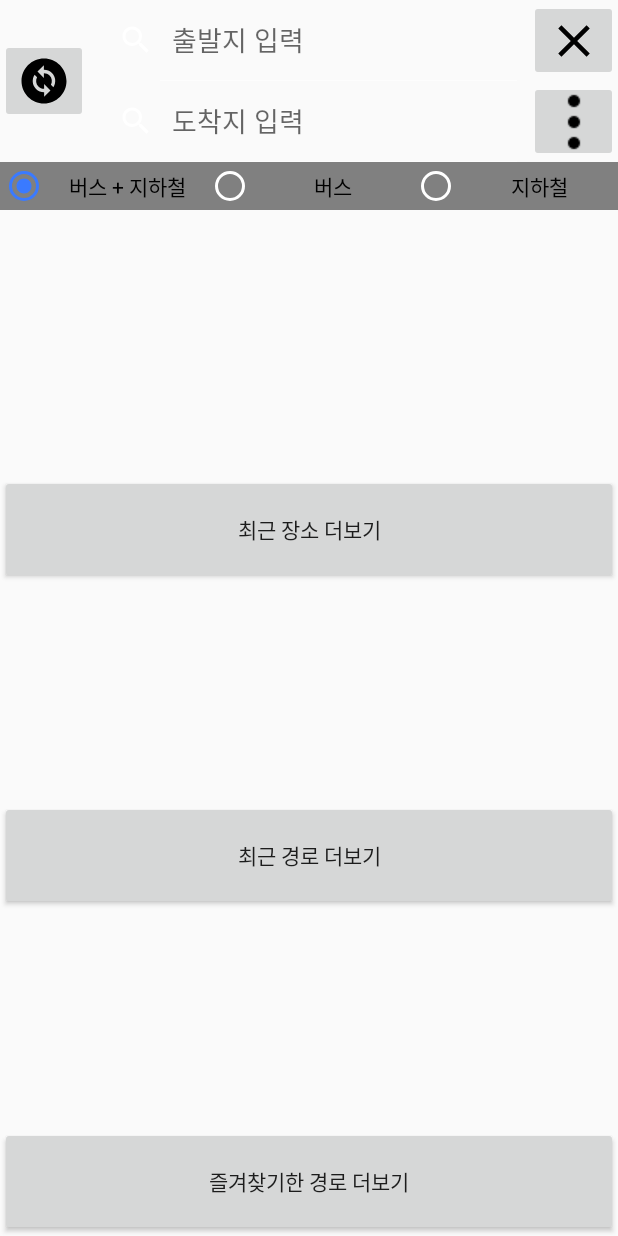
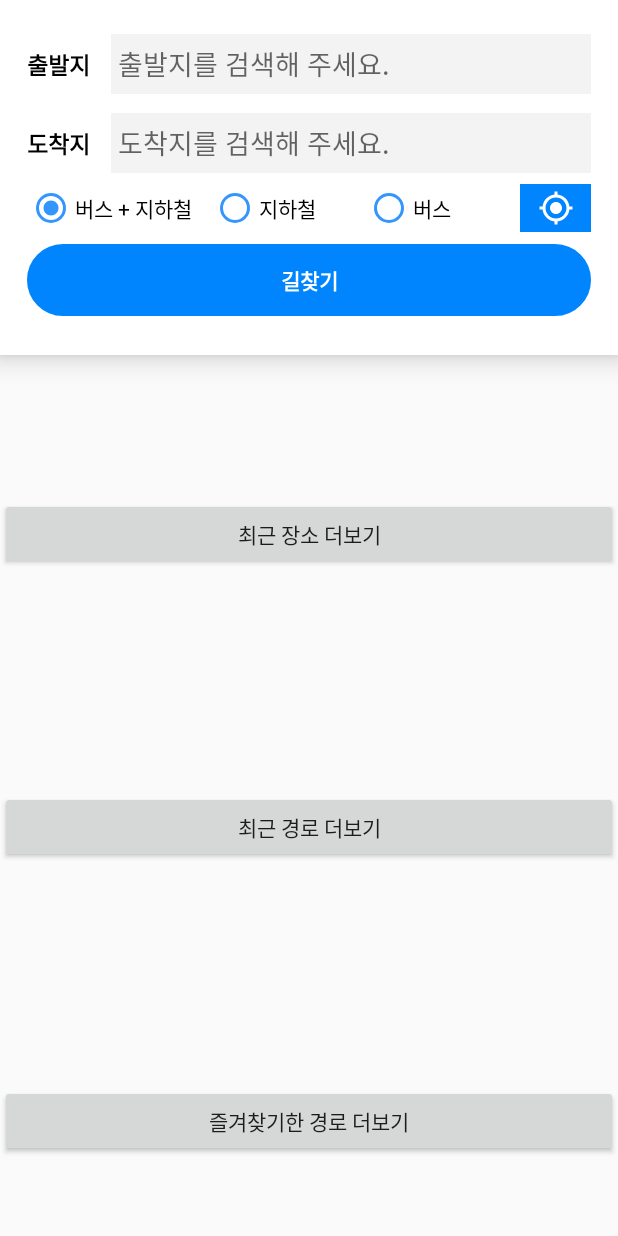
Before and after one commit to l2yujw/USWteam, an Android app: the screen it shows after launch (FindRoadActivity before the commit, FindRoad after it), after a tap on "길찾기", on a phone screen of 412 x 824 dp. Run offline under Robolectric (Android 15) with nearby library versions, the phone set to English and light mode, and no system bars; libraries missing offline, so code that uses them is left out: net.daum.mf; 3 statements that could not run were skipped.

Commit message:
8. layout 수정

```diff
--- a/app/src/main/AndroidManifest.xml
+++ b/app/src/main/AndroidManifest.xml
@@ -25,18 +25,17 @@
             android:exported="true">
             <intent-filter>
                 <action android:name="android.intent.action.MAIN" />
-
                 <category android:name="android.intent.category.LAUNCHER" />
             </intent-filter>
         </activity>
-        <activity android:name=".FindRoadActivity"/>
+        <activity android:name=".FindRoad"/>
         <activity android:name=".RecentAreaActivity"/>
         <activity android:name=".RecentRouteActivity"/>
         <activity android:name=".RecentBookmarkActivity"/>
         <activity android:name=".BookmarkActivity"/>
         <activity android:name=".SettingActivity"/>
         <activity android:name=".SubwayMapActivity"/>
-        <meta-data android:name="com.kakao.sdk.AppKey" android:value="네이티브 앱키"/>
+        <meta-data android:name="com.kakao.sdk.AppKey" android:value="ba736be77629e672fce65d7bb072ed17"/>
     </application>
 
 </manifest>
--- /dev/null
+++ b/app/src/main/java/com/akj/helpyou/FindRoad.java
@@ -0,0 +1,92 @@
+package com.akj.helpyou;
+
+import android.app.Activity;
+import android.content.Intent;
+import android.os.Bundle;
+import android.view.View;
+import android.widget.Button;
+import android.widget.EditText;
+
+import androidx.recyclerview.widget.RecyclerView;
+
+public class FindRoad extends Activity {
+
+
+
+    private Button btnrecent1;
+    private Button btnrecent2;
+    private Button btnrecent3;
+    private Button btnfindroad;
+
+
+    @Override
+    protected void onCreate(Bundle savedInstanceState) {
+        super.onCreate(savedInstanceState);
+        setContentView(R.layout.activity_main_to_findroad);
+
+        EditText startText = (EditText) findViewById(R.id.addressSearchEditText1);
+        EditText endText = (EditText) findViewById(R.id.addressSearchEditText2);
+
+        startText.setOnClickListener( //출발지 EditText버튼 클릭시
+                new View.OnClickListener() {
+                    @Override
+                    public void onClick(View view) {
+                        Intent intent = new Intent(getApplicationContext(), SearchActivity1.class);
+                        startActivity(intent);
+//                        startActivityForResult(intent, 100);
+                    }
+                }
+        );
+        endText.setOnClickListener( //도착지 EditText버튼 클릭시
+                new View.OnClickListener() {
+                    @Override
+                    public void onClick(View view) {
+                        Intent intent = new Intent(getApplicationContext(), SearchActivity2.class);
+                        startActivity(intent);
+//                        startActivityForResult(intent, 101);
+                    }
+                }
+        );
+
+        btnrecent1 = (Button) findViewById(R.id.recent_area);
+        btnrecent2 = (Button) findViewById(R.id.recent_route);
+        btnrecent3 = (Button) findViewById(R.id.recent_bookmark);
+
+        btnrecent1.setOnClickListener(new View.OnClickListener() {
+            @Override
+            public void onClick(View view) {
+                Intent intent = new Intent(getApplicationContext(), RecentAreaActivity.class);
+
+                startActivity(intent);
+            }
+        });
+        btnrecent2.setOnClickListener(new View.OnClickListener() {
+            @Override
+            public void onClick(View view) {
+                Intent intent = new Intent(getApplicationContext(), RecentRouteActivity.class);
+
+                startActivity(intent);
+            }
+        });
+        btnrecent3.setOnClickListener(new View.OnClickListener() {
+            @Override
+            public void onClick(View view) {
+                Intent intent = new Intent(getApplicationContext(), RecentBookmarkActivity.class);
+
+                startActivity(intent);
+            }
+        });
+
+
+        // 길찾기 버튼을 누르면 경로를 탐색한다. -> 경로를 알려주는 layout + 대중교통 알림 layout추가
+        btnfindroad = (Button) findViewById(R.id.findRoad);
+        btnfindroad.setOnClickListener(new View.OnClickListener() {
+            @Override
+            public void onClick(View view) {
+
+            }
+        });
+
+
+    }
+}
--- a/app/src/main/java/com/akj/helpyou/FindRoadActivity.java
+++ /dev/null
@@ -1,51 +0,0 @@
-package com.akj.helpyou;
-
-import android.app.Activity;
-import android.content.Intent;
-import android.os.Bundle;
-import android.view.View;
-import android.widget.Button;
-
-public class FindRoadActivity extends Activity {
-
-    private Button btnrecent1;
-    private Button btnrecent2;
-    private Button btnrecent3;
-
-    @Override
-    protected void onCreate(Bundle savedInstanceState) {
-        super.onCreate(savedInstanceState);
-        setContentView(R.layout.activity_main_to_findroad);
-
-        btnrecent1 = (Button) findViewById(R.id.recent_area);
-        btnrecent2 = (Button) findViewById(R.id.recent_route);
-        btnrecent3 = (Button) findViewById(R.id.recent_bookmark);
-
-        btnrecent1.setOnClickListener(new View.OnClickListener() {
-            @Override
-            public void onClick(View view) {
-                Intent intent = new Intent(getApplicationContext(), RecentAreaActivity.class);
-
-                startActivity(intent);
-            }
-        });
-        btnrecent2.setOnClickListener(new View.OnClickListener() {
-            @Override
-            public void onClick(View view) {
-                Intent intent = new Intent(getApplicationContext(), RecentRouteActivity.class);
-
-                startActivity(intent);
-            }
-        });
-        btnrecent3.setOnClickListener(new View.OnClickListener() {
-            @Override
-            public void onClick(View view) {
-                Intent intent = new Intent(getApplicationContext(), RecentBookmarkActivity.class);
-
-                startActivity(intent);
-            }
-        });
-
-
-    }
-}
--- a/app/src/main/java/com/akj/helpyou/MainActivity.java
+++ b/app/src/main/java/com/akj/helpyou/MainActivity.java
@@ -26,7 +26,6 @@ import androidx.drawerlayout.widget.DrawerLayout;
 import com.google.android.material.floatingactionbutton.FloatingActionButton;
 import com.google.android.material.navigation.NavigationView;
 
-import net.daum.android.map.coord.MapCoordLatLng;
 import net.daum.mf.map.api.MapPoint;
 import net.daum.mf.map.api.MapView;
 
@@ -67,7 +66,7 @@ public class MainActivity extends AppCompatActivity implements MapView.CurrentLo
             @Override
             public void onClick(View view) {
                 fab_location_count++;
-                if (fab_location_count % 2 == 0) {
+                if (fab_location_count % 2 == 1) {
                     mapView.setCurrentLocationTrackingMode(MapView.CurrentLocationTrackingMode.TrackingModeOnWithoutHeading);
                     if (!checkLocationServicesStatus()) {
                         showDialogForLocationServiceSetting();
@@ -108,7 +107,7 @@ public class MainActivity extends AppCompatActivity implements MapView.CurrentLo
         btnfindroad.setOnClickListener(new View.OnClickListener() {
             @Override
             public void onClick(View view) {
-                Intent intent = new Intent(getApplicationContext(), FindRoadActivity.class);
+                Intent intent = new Intent(getApplicationContext(), FindRoad.class);
 
                 startActivity(intent);
             }
@@ -354,4 +353,6 @@ public class MainActivity extends AppCompatActivity implements MapView.CurrentLo
 
     }
 
+
+
 }
--- /dev/null
+++ b/app/src/main/res/drawable-v24/whitebttn.xml
@@ -0,0 +1,16 @@
+<?xml version="1.0" encoding="UTF-8"?>
+
+<shape
+    android:shape="rectangle"
+    android:padding="10dp"
+    android:layout_height="10dp"
+    android:layout_width="10dp"
+    xmlns:android="http://schemas.android.com/apk/res/android">
+    <corners android:topRightRadius="30dp"
+        android:topLeftRadius="30dp"
+        android:bottomRightRadius="30dp"
+        android:bottomLeftRadius="30dp"/>
+    <stroke android:color="#ffffff"
+        android:width="1dp"/>
+
+</shape>
--- a/app/src/main/res/drawable/ic_baseline_my_location_24.xml
+++ b/app/src/main/res/drawable/ic_baseline_my_location_24.xml
@@ -1,4 +1,4 @@
-<vector android:height="24dp" android:tint="#000000"
+<vector android:height="24dp" android:tint="#FFFFFF"
     android:viewportHeight="24" android:viewportWidth="24"
     android:width="24dp" xmlns:android="http://schemas.android.com/apk/res/android">
     <path android:fillColor="@android:color/white" android:pathData="M12,8c-2.21,0 -4,1.79 -4,4s1.79,4 4,4 4,-1.79 4,-4 -1.79,-4 -4,-4zM20.94,11c-0.46,-4.17 -3.77,-7.48 -7.94,-7.94L13,1h-2v2.06C6.83,3.52 3.52,6.83 3.06,11L1,11v2h2.06c0.46,4.17 3.77,7.48 7.94,7.94L11,23h2v-2.06c4.17,-0.46 7.48,-3.77 7.94,-7.94L23,13v-2h-2.06zM12,19c-3.87,0 -7,-3.13 -7,-7s3.13,-7 7,-7 7,3.13 7,7 -3.13,7 -7,7z"/>
--- a/app/src/main/res/layout/activity_main.xml
+++ b/app/src/main/res/layout/activity_main.xml
@@ -30,12 +30,14 @@
                     android:orientation="horizontal">
 
                     <androidx.appcompat.widget.SearchView
+                        android:id="@+id/ed_search_field"
                         android:layout_width="0dp"
                         android:layout_height="match_parent"
                         android:layout_gravity="left"
                         android:layout_weight="8"
                         app:iconifiedByDefault="false"
-                        app:queryHint="장소, 버스, 지하철, 주소 검색"></androidx.appcompat.widget.SearchView>
+                        app:queryHint="장소, 버스, 지하철, 주소 검색">
+                    </androidx.appcompat.widget.SearchView>
 
                     <Button
                         android:id="@+id/findRoad"
--- a/app/src/main/res/layout/activity_main_to_findroad.xml
+++ b/app/src/main/res/layout/activity_main_to_findroad.xml
@@ -1,187 +1,217 @@
 <?xml version="1.0" encoding="utf-8"?>
 <androidx.appcompat.widget.LinearLayoutCompat xmlns:android="http://schemas.android.com/apk/res/android"
+    xmlns:tools="http://schemas.android.com/tools"
     android:layout_width="match_parent"
     android:layout_height="match_parent">
     // 버스만, 지하철만, 버스 + 지하철 검색란 추가 해야됨.
+
     <LinearLayout
         android:layout_width="match_parent"
         android:layout_height="match_parent"
         android:orientation="vertical">
 
         <LinearLayout
+            android:id="@+id/linearLayout1"
             android:layout_width="match_parent"
-            android:layout_height="0dp"
-            android:layout_weight="0.5">
+            android:layout_height="wrap_content"
+            android:background="@color/white"
+            android:elevation="10dp"
+            android:orientation="vertical"
+            android:padding="18dp"
+            tools:ignore="MissingConstraints">
+
             <LinearLayout
                 android:layout_width="match_parent"
-                android:layout_height="match_parent"
-                android:orientation="horizontal">
-                <LinearLayout
-                    android:layout_width="0dp"
-                    android:layout_height="match_parent"
-                    android:layout_weight="1">
-                    <ImageButton
-                        android:id="@+id/ibtn_change"
-                        android:layout_width="wrap_content"
                 android:layout_height="wrap_content"
-                        android:src="@drawable/ic_baseline_change_circle_36"
-                        android:layout_gravity="center">
-                    </ImageButton>
-                </LinearLayout>
-                <LinearLayout
-                    android:layout_width="0dp"
-                    android:layout_height="match_parent"
-                    android:layout_weight="5">
+                android:orientation="vertical">
+
                 <LinearLayout
                     android:layout_width="match_parent"
-                        android:layout_height="match_parent"
-                        android:orientation="vertical">
-                        <SearchView
-                            android:layout_width="match_parent"
-                            android:layout_height="0dp"
+                    android:layout_height="50dp"
+                    android:orientation="horizontal">
+
+                    <TextView
+                        android:id="@+id/textView1"
+                        android:layout_width="56dp"
+                        android:layout_height="wrap_content"
+                        android:layout_gravity="center"
+                        android:text="@string/start"
+                        android:textColor="@color/black"
+                        android:textSize="15dp"
+                        android:textStyle="bold" />
+
+                    <EditText
+                        android:id="@+id/addressSearchEditText1"
+                        android:layout_width="wrap_content"
+                        android:layout_height="40dp"
+                        android:layout_gravity="center"
                         android:layout_weight="1"
-                            android:iconifiedByDefault="false"
-                            android:queryHint="출발지 입력"/>
-                        <SearchView
-                            android:layout_width="match_parent"
-                            android:layout_height="0dp"
-                            android:layout_weight="1"
-                            android:iconifiedByDefault="false"
-                            android:queryHint="도착지 입력"/>
+                        android:background="#F3F3F3"
+                        android:duplicateParentState="false"
+                        android:editable="false"
+                        android:ems="15"
+                        android:hint=" 출발지를 검색해 주세요."
+                        android:inputType="textPersonName"/>
                 </LinearLayout>
-                </LinearLayout>
-                <LinearLayout
-                    android:layout_width="0dp"
-                    android:layout_height="match_parent"
-                    android:layout_weight="1">
-                    <LinearLayout
-                        android:layout_width="match_parent"
-                        android:layout_height="match_parent"
-                        android:orientation="vertical">
-                        <ImageButton
-                            android:id="@+id/ibtn_cancel"
-                            android:layout_width="match_parent"
-                            android:layout_height="0dp"
-                            android:layout_weight="1"
-                            android:src="@drawable/ic_baseline_close_24"/>
-                        <ImageButton
-                            android:id="@+id/ibtn_kebab_menu"
-                            android:layout_width="match_parent"
-                            android:layout_height="0dp"
-                            android:layout_weight="1"
-                            android:src="@drawable/ic_kebab_menu_48"/>
-                    </LinearLayout>
-                </LinearLayout>
-            </LinearLayout>
-        </LinearLayout>
-        <LinearLayout
-            android:layout_width="match_parent"
-            android:layout_height="0dp"
-            android:layout_weight="0.3">
-            <RadioGroup
-                android:layout_width="match_parent"
-                android:layout_height="wrap_content"
-                android:orientation="horizontal">
-                <RadioButton
-                    android:id="@+id/rbtnbs"
-                    android:layout_width="0dp"
-                    android:layout_height="wrap_content"
-                    android:layout_weight="1"
-                    android:textAlignment="center"
-                    android:background="@color/colorGray"
-                    android:text="버스 + 지하철"
-                    android:checked="true"
-                    />
-                <RadioButton
-                    android:id="@+id/rbtnb"
-                    android:layout_width="0dp"
-                    android:layout_height="wrap_content"
-                    android:layout_weight="1"
-                    android:textAlignment="center"
-                    android:background="@color/colorGray"
-                    android:text="버스"/>
-                <RadioButton
-                    android:id="@+id/rbtns"
-                    android:layout_width="0dp"
-                    android:layout_height="wrap_content"
-                    android:layout_weight="1"
-                    android:textAlignment="center"
-                    android:background="@color/colorGray"
-                    android:text="지하철"/>
-            </RadioGroup>
-        </LinearLayout>
-        <LinearLayout
-            android:layout_width="match_parent"
-            android:layout_height="0dp"
-            android:layout_weight="1">
 
                 <LinearLayout
                     android:layout_width="match_parent"
                     android:layout_height="match_parent"
-                android:orientation="vertical">
-                <ListView
+                    android:layout_marginVertical="7dp"
+                    android:orientation="horizontal">
+
+                    <TextView
+                        android:id="@+id/textView2"
+                        android:layout_width="56dp"
+                        android:layout_height="wrap_content"
+                        android:text="@string/end"
+                        android:textAlignment="textStart"
+                        android:textColor="@color/black"
+                        android:textSize="15dp"
+                        android:textStyle="bold" />
+
+                    <EditText
+                        android:id="@+id/addressSearchEditText2"
+                        android:layout_width="wrap_content"
+                        android:layout_height="40dp"
+                        android:layout_weight="1"
+                        android:background="#F3F3F3"
+                        android:editable="false"
+                        android:ems="15"
+                        android:hint=" 도착지를 검색해 주세요."
+                        android:inputType="textPersonName" />
+                </LinearLayout>
+            </LinearLayout>
+
+            <LinearLayout
                 android:layout_width="match_parent"
                 android:layout_height="0dp"
-                    android:layout_weight="2"/>
+                android:layout_weight="1"
+                android:gravity="center"
+                android:orientation="horizontal">
+
+                <RadioGroup
+                    android:layout_width="0dp"
+                    android:layout_weight="7"
+                    android:layout_height="wrap_content"
+                    android:orientation="horizontal">
+
+                    <RadioButton
+                        android:id="@+id/rbtnbs"
+                        android:layout_width="0dp"
+                        android:layout_weight="1.2"
+                        android:layout_height="wrap_content"
+                        android:background="@color/white"
+                        android:buttonTint="@color/blue"
+                        android:checked="true"
+                        android:text="버스 + 지하철"
+                        android:textAlignment="textStart" />
+
+                    <RadioButton
+                        android:id="@+id/rbtns"
+                        android:layout_width="0dp"
+                        android:layout_weight="1"
+                        android:layout_height="wrap_content"
+                        android:background="@color/white"
+                        android:buttonTint="@color/blue"
+                        android:text="지하철"
+                        android:textAlignment="textStart" />
+
+                    <RadioButton
+                        android:id="@+id/rbtnb"
+                        android:layout_width="0dp"
+                        android:layout_weight="1"
+                        android:layout_height="wrap_content"
+                        android:background="@color/white"
+                        android:buttonTint="@color/blue"
+                        android:text="버스"
+                        android:textAlignment="textStart" />
+
+                </RadioGroup>
+                <ImageButton
+                    android:layout_width="0dp"
+                    android:layout_height="match_parent"
+                    android:layout_weight="1"
+                    android:src="@drawable/ic_baseline_my_location_24"
+                    android:background="@color/colorBlueMain"/>
+            </LinearLayout>
+
+            <Button
+                android:id="@+id/findRoad"
+                android:layout_width="match_parent"
+                android:layout_height="0dp"
+                android:layout_marginVertical="8dp"
+                android:layout_weight="1"
+                android:background="@drawable/whitebttn"
+                android:backgroundTint="@color/colorBlueMain"
+                android:onClick="onClickedSearch"
+                android:text="길찾기"
+                android:textColor="@color/white"
+                android:textStyle="bold" />
+        </LinearLayout>
+
+        <LinearLayout
+            android:layout_width="match_parent"
+            android:layout_height="0dp"
+            android:layout_marginTop="5dp"
+            android:layout_weight="1"
+            android:orientation="vertical">
+
+            <androidx.recyclerview.widget.RecyclerView
+                android:id="@+id/selectedlist1"
+                android:layout_width="match_parent"
+                android:layout_height="90dp"
+                android:layout_marginHorizontal="18dp" />
+
             <Button
                 android:id="@+id/recent_area"
                 android:layout_width="match_parent"
-                    android:layout_height="0dp"
-                    android:layout_weight="1"
-                    android:text="최근 장소 더보기"/>
-            </LinearLayout>
+                android:layout_height="wrap_content"
+                android:text="최근 장소 더보기" />
 
         </LinearLayout>
 
         <LinearLayout
             android:layout_width="match_parent"
             android:layout_height="0dp"
-            android:layout_weight="1">
-            <LinearLayout
+            android:layout_marginTop="5dp"
+            android:layout_weight="1"
+            android:orientation="vertical">
+
+            <androidx.recyclerview.widget.RecyclerView
+                android:id="@+id/selectedlist2"
                 android:layout_width="match_parent"
-                android:layout_height="match_parent"
-                android:orientation="vertical">
-                <ListView
-                    android:layout_width="match_parent"
-                    android:layout_height="0dp"
-                    android:layout_weight="2"/>
+                android:layout_height="90dp"
+                android:layout_marginHorizontal="18dp" />
+
             <Button
                 android:id="@+id/recent_route"
                 android:layout_width="match_parent"
-                    android:layout_height="0dp"
-                    android:layout_weight="1"
-                    android:text="최근 경로 더보기"/>
-            </LinearLayout>
+                android:layout_height="wrap_content"
+                android:text="최근 경로 더보기" />
 
         </LinearLayout>
 
         <LinearLayout
             android:layout_width="match_parent"
             android:layout_height="0dp"
-            android:layout_weight="1">
-            <LinearLayout
+            android:layout_marginTop="5dp"
+            android:layout_weight="1"
+            android:orientation="vertical">
+
+            <androidx.recyclerview.widget.RecyclerView
+                android:id="@+id/selectedlist3"
                 android:layout_width="match_parent"
-                android:layout_height="match_parent"
-                android:orientation="vertical">
-                <ListView
-                    android:layout_width="match_parent"
-                    android:layout_height="0dp"
-                    android:layout_weight="2"/>
+                android:layout_height="90dp"
+                android:layout_marginHorizontal="18dp" />
+
             <Button
                 android:id="@+id/recent_bookmark"
                 android:layout_width="match_parent"
-                    android:layout_height="0dp"
-                    android:layout_weight="1"
-                    android:text="즐겨찾기한 경로 더보기"/>
+                android:layout_height="wrap_content"
+                android:text="즐겨찾기한 경로 더보기" />
         </LinearLayout>
 
     </LinearLayout>
 
-
-
-    </LinearLayout>
-
-
-
-
 </androidx.appcompat.widget.LinearLayoutCompat>
--- a/app/src/main/res/values/colors.xml
+++ b/app/src/main/res/values/colors.xml
@@ -23,5 +23,6 @@
     <color name="colorBlack">#000000</color>
     <color name="colorGray">#808080</color>
     <color name="yellow">#FFEB3B</color>
+    <color name="colorBlueMain">#0085FF</color>
 
 </resources>
--- a/app/src/main/res/values/strings.xml
+++ b/app/src/main/res/values/strings.xml
@@ -2,4 +2,6 @@
     <string name="app_name">HelpYou</string>
     <!-- TODO: Remove or change this placeholder text -->
     <string name="hello_blank_fragment">Hello blank fragment</string>
+    <string name="start">출발지</string>
+    <string name="end">도착지</string>
 </resources>
```
Also changed, not shown: app/src/main/java/com/akj/helpyou/SearchActivity1.java (added, +15 -0 lines), app/src/main/java/com/akj/helpyou/SearchActivity2.java (added, +15 -0 lines), app/src/main/res/layout/activity_search1.xml (added, +106 -0 lines), app/src/main/res/layout/activity_search2.xml (added, +106 -0 lines), app/src/main/res/mipmap-mdpi/nodata.png (added). Lines whose indentation alone changed are shown as unchanged.
